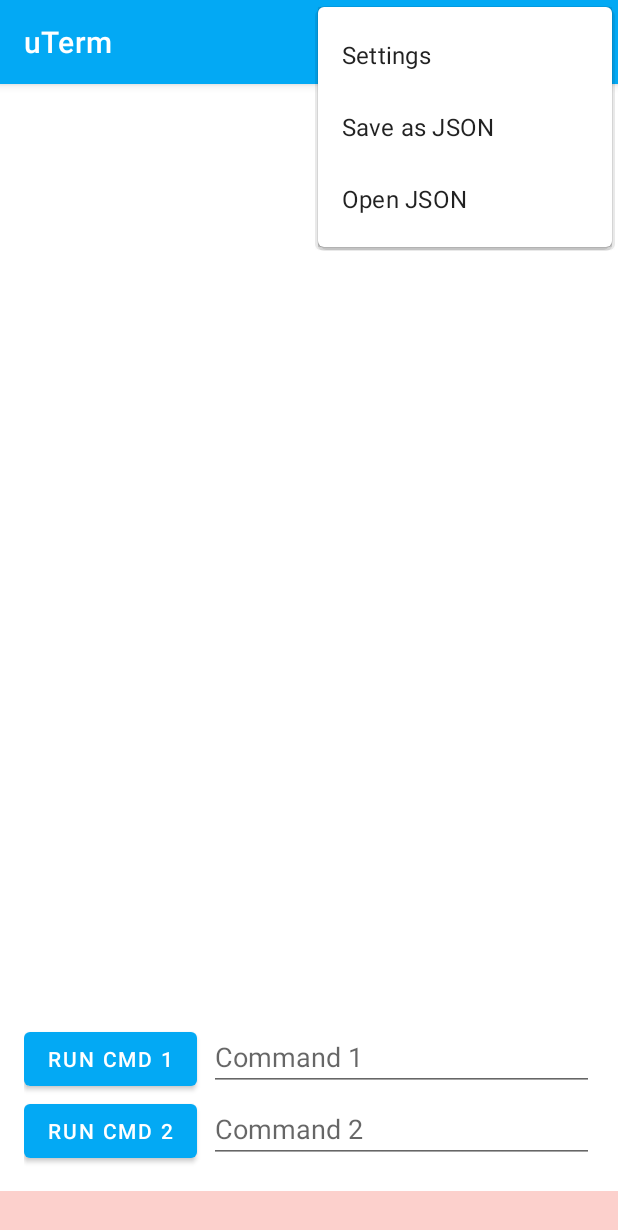
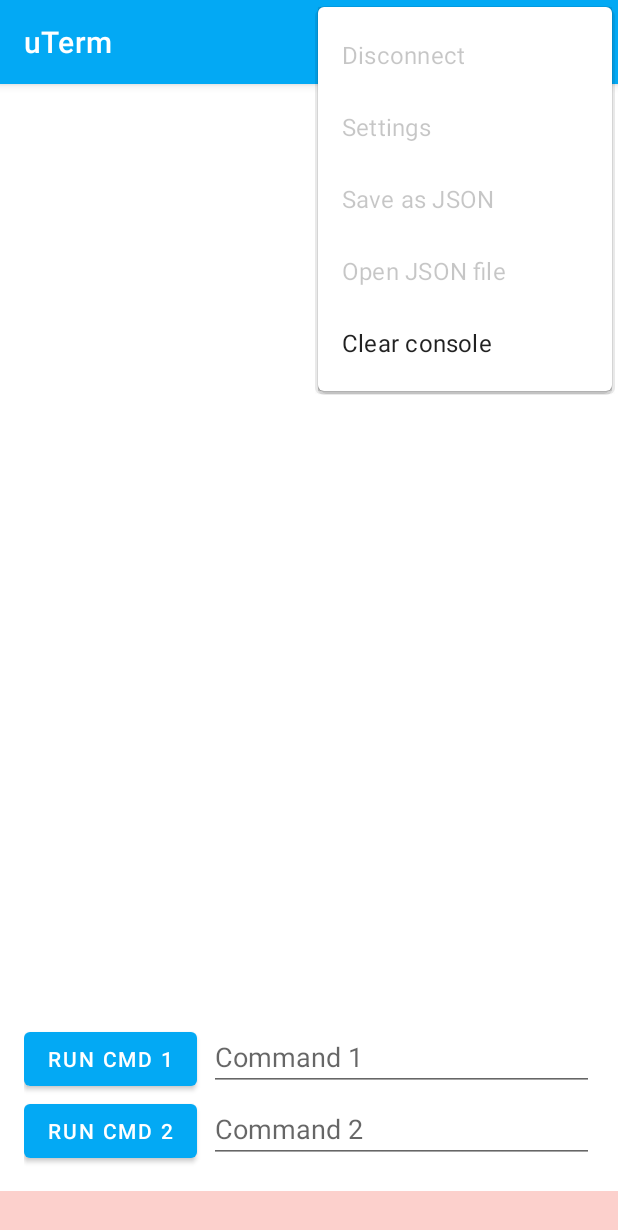
Before and after one commit to Lauritz-Tieste/MyTerminal, an Android app: the screen it shows after launch (MainActivity), with the options menu open, on a phone screen of 412 x 824 dp. Shown: the top 1230 px of the screen. Run offline under Robolectric (Android 15) with nearby library versions, the phone set to English and light mode, and no system bars.

Commit message:
added/changed items in menu

```diff
--- a/app/src/main/res/menu/menu.xml
+++ b/app/src/main/res/menu/menu.xml
@@ -4,20 +4,26 @@
     <item
         android:id="@+id/connect"
         android:icon="@drawable/ic_baseline_bluetooth_24"
-        android:title="Verbindung"
+        android:title="@string/connection"
         app:showAsAction="always"/>
+    <item
+        android:id="@+id/disconnect"
+        android:title="@string/disconnect"
+        android:enabled="false" />
 
     <item
         android:id="@+id/settings"
-        android:icon="@drawable/ic_baseline_settings_24"
-        android:title="Settings"
-        />
+        android:title="@string/settings"
+        android:enabled="false" />
     <item
         android:id="@+id/save"
-        android:icon="@drawable/ic_baseline_save_alt_24"
-        android:title="Save as JSON"/>
+        android:title="@string/save_json"
+        android:enabled="false"/>
     <item
         android:id="@+id/open"
-        android:icon="@drawable/ic_baseline_file_open_24"
-        android:title="Open JSON"/>
+        android:title="@string/open_json"
+        android:enabled="false"/>
+    <item
+        android:id="@+id/clear"
+        android:title="@string/clear_terminal"/>
 </menu>
```
